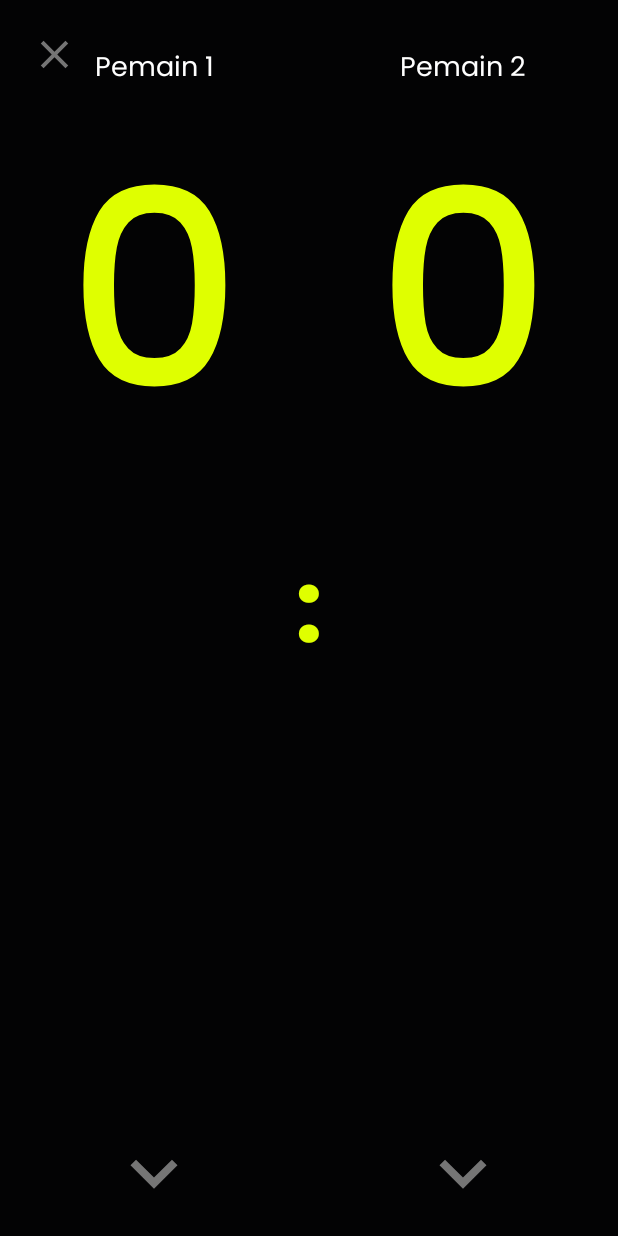
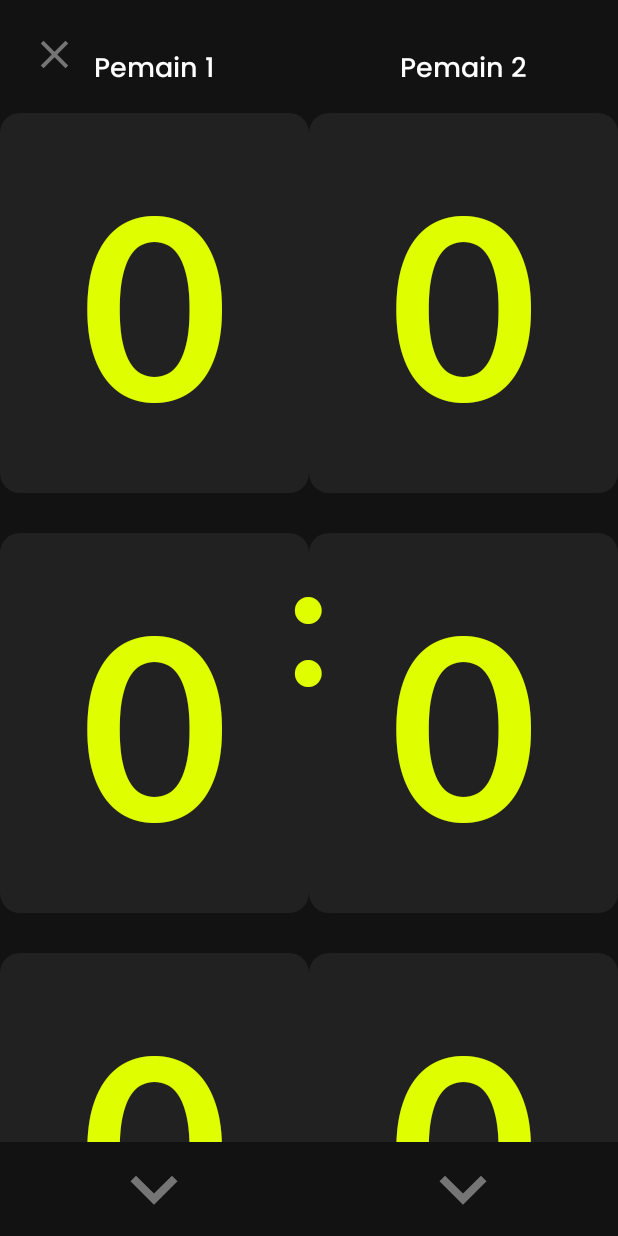
Before and after one commit to himawanmasyaid/score-board-android, an Android app: the layout activity_score_board.xml on its own in the app's theme, with its tools: preview values and no code run, on a phone screen of 412 x 824 dp. Run offline under Robolectric (Android 15) with nearby library versions, the phone set to English and light mode, and no system bars.

Commit message:
- change font score view - score adapter view - ScoreBoardViewModel

```diff
--- /dev/null
+++ b/app/src/main/res/drawable/bg_rounded_score_board.xml
@@ -0,0 +1,11 @@
+<?xml version="1.0" encoding="utf-8"?>
+<selector xmlns:android="http://schemas.android.com/apk/res/android">
+
+    <item>
+        <shape android:shape="rectangle">
+            <solid android:color="@color/background_score" />
+            <corners android:radius="@dimen/_10sdp" />
+        </shape>
+    </item>
+
+</selector>
--- a/app/src/main/res/layout/activity_score_board.xml
+++ b/app/src/main/res/layout/activity_score_board.xml
@@ -32,7 +32,7 @@
 
                 <TextView
                     android:id="@+id/tvPlayer1"
-                    style="@style/textBody2"
+                    style="@style/textSub2"
                     android:layout_width="wrap_content"
                     android:layout_height="wrap_content"
                     android:layout_centerHorizontal="true"
@@ -41,17 +41,16 @@
                     android:text="@string/player_1"
                     android:textColor="@color/textWhite" />
 
-                <TextView
-                    android:id="@+id/tvScorePlayer1"
-                    style="@style/textSub1"
+                <androidx.recyclerview.widget.RecyclerView
+                    android:id="@+id/recyclerPlayer1"
+                    style="@style/textScoreBoard"
                     android:layout_width="wrap_content"
                     android:layout_height="wrap_content"
                     android:layout_above="@id/ivSwipeScorePlayer1"
-                    android:layout_below="@+id/tvPlayer1"
+                    android:layout_below="@id/tvPlayer1"
                     android:layout_centerHorizontal="true"
-                    android:text="0"
-                    android:textColor="@color/textPrimary"
-                    android:textSize="@dimen/_140sdp" />
+                    android:minWidth="@dimen/_180sdp"
+                    tools:listitem="@layout/item_score_board" />
 
                 <ImageView
                     android:id="@+id/ivSwipeScorePlayer1"
@@ -59,7 +58,6 @@
                     android:layout_height="@dimen/_48sdp"
                     android:layout_alignParentBottom="true"
                     android:layout_centerHorizontal="true"
-                    android:layout_marginBottom="@dimen/_8sdp"
                     android:src="@drawable/ic_arrow_down_dark" />
 
             </RelativeLayout>
@@ -71,7 +69,7 @@
 
                 <TextView
                     android:id="@+id/tvPlayer2"
-                    style="@style/textBody2"
+                    style="@style/textSub2"
                     android:layout_width="wrap_content"
                     android:layout_height="wrap_content"
                     android:layout_centerHorizontal="true"
@@ -80,17 +78,16 @@
                     android:text="@string/player_2"
                     android:textColor="@color/textWhite" />
 
-                <TextView
-                    android:id="@+id/tvScorePlayer2"
-                    style="@style/textSub1"
+                <androidx.recyclerview.widget.RecyclerView
+                    android:id="@+id/recyclerPlayer2"
+                    style="@style/textScoreBoard"
                     android:layout_width="wrap_content"
                     android:layout_height="wrap_content"
                     android:layout_above="@id/ivSwipeScorePlayer2"
-                    android:layout_below="@+id/tvPlayer2"
+                    android:layout_below="@id/tvPlayer2"
                     android:layout_centerHorizontal="true"
-                    android:text="0"
-                    android:textColor="@color/textPrimary"
-                    android:textSize="@dimen/_140sdp" />
+                    android:minWidth="@dimen/_180sdp"
+                    tools:listitem="@layout/item_score_board" />
 
                 <ImageView
                     android:id="@+id/ivSwipeScorePlayer2"
@@ -98,7 +95,6 @@
                     android:layout_height="@dimen/_48sdp"
                     android:layout_alignParentBottom="true"
                     android:layout_centerHorizontal="true"
-                    android:layout_marginBottom="@dimen/_8sdp"
                     android:src="@drawable/ic_arrow_down_dark" />
 
             </RelativeLayout>
@@ -107,13 +103,13 @@
 
         <TextView
             android:id="@+id/tvCenter"
-            style="@style/textH1"
+            style="@style/textScoreBoard"
             android:layout_width="wrap_content"
             android:layout_height="wrap_content"
             android:layout_centerInParent="true"
             android:text=":"
             android:textColor="@color/textPrimary"
-            android:textSize="@dimen/_50ssp" />
+            android:textSize="@dimen/_90ssp" />
 
     </RelativeLayout>
 
--- /dev/null
+++ b/app/src/main/res/layout/item_score_board.xml
@@ -0,0 +1,26 @@
+<?xml version="1.0" encoding="utf-8"?>
+<RelativeLayout xmlns:android="http://schemas.android.com/apk/res/android"
+    android:layout_width="wrap_content"
+    android:layout_height="@dimen/_195sdp"
+    android:layout_centerHorizontal="true"
+    android:layout_marginTop="@dimen/_10sdp"
+    android:layout_marginBottom="@dimen/_10sdp"
+    android:background="@drawable/bg_rounded_score_board"
+    android:minWidth="@dimen/_180sdp"
+    android:paddingStart="@dimen/_16sdp"
+    android:paddingEnd="@dimen/_16sdp"
+    >
+
+    <TextView
+        android:id="@+id/tvScore"
+        style="@style/textScoreBoard"
+        android:layout_width="wrap_content"
+        android:layout_height="wrap_content"
+        android:layout_centerInParent="true"
+        android:layout_gravity="center"
+        android:layout_marginTop="@dimen/_10sdp"
+        android:text="0"
+        android:textColor="@color/textPrimary"
+        android:textSize="@dimen/_130sdp" />
+
+</RelativeLayout>
--- a/app/src/main/res/values/colors.xml
+++ b/app/src/main/res/values/colors.xml
@@ -25,8 +25,11 @@
     /*
     BACKGROUND
     */ --------------------------
-    <color name="background_dark">#030304</color>
+<!--    <color name="background_dark">#030304</color>-->
+<!--    <color name="background_dark">#070B0C</color>-->
+    <color name="background_dark">#121212</color>
     <color name="background_light">#FFFFFFFF</color>
+    <color name="background_score">#212121</color>
 
 
 </resources>
--- a/app/src/main/res/values/styles.xml
+++ b/app/src/main/res/values/styles.xml
@@ -99,8 +99,7 @@
 
     <style name="textScoreBoard" parent="android:Widget.TextView">
         <item name="android:textColor">@color/textPrimary</item>
-        <item name="android:textSize">@dimen/_100ssp</item>
-        <item name="android:fontFamily">@font/extrabold_jetbrainsmono</item>
+        <item name="android:fontFamily">@font/lato_bold</item>
     </style>
 
 </resources>
```
Also changed, not shown: app/src/main/java/com/himawanmasyaid/scoreboardandroid/ui/score/ScoreBoardActivity.kt (+40 -0 lines), app/src/main/java/com/himawanmasyaid/scoreboardandroid/ui/score/ScoreBoardViewModel.kt (added, +12 -0 lines), app/src/main/java/com/himawanmasyaid/scoreboardandroid/ui/score/adapter/ScoreFirstPlayerAdapter.kt (added, +54 -0 lines), app/src/main/res/font/extrabold_jetbrainsmono.ttf (deleted), app/src/main/res/font/lato_bold.ttf (added).
